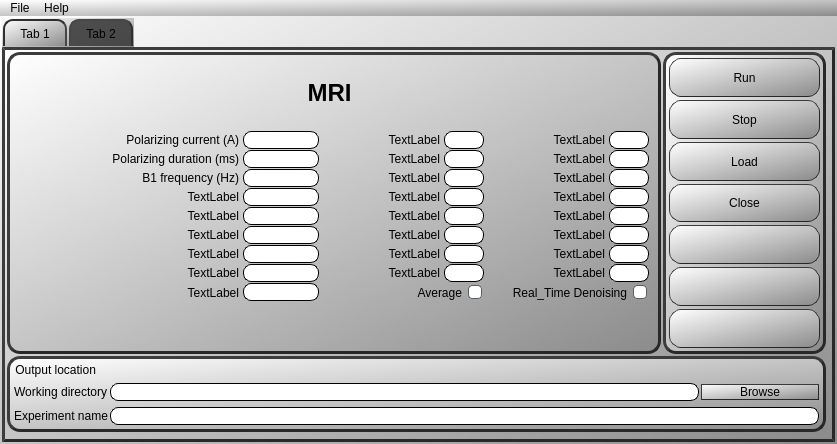
Old version of the form MRI/form.ui in the repository MMahdlouei/Qt_Class.
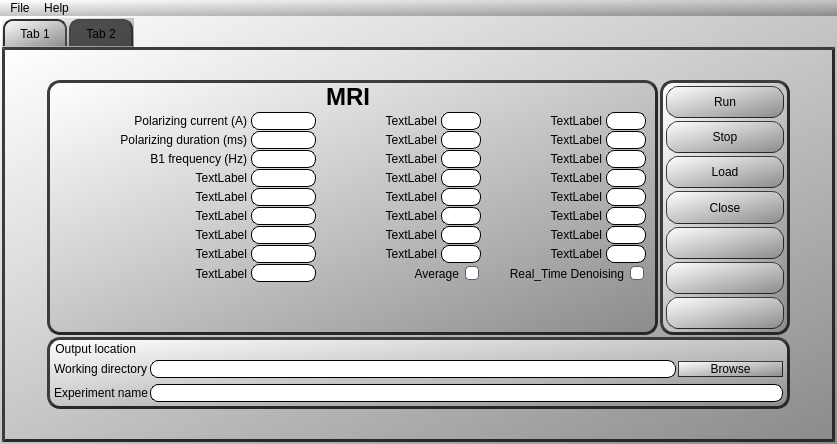
New version of the form. The open tabs and pages were chosen to show the change. Icons and pictures are not drawn. Custom widgets are drawn as their Qt base class.

The edit to the form file:
```diff
--- a/MRI/form.ui
+++ b/MRI/form.ui
@@ -333,7 +333,7 @@
 }</string>
   </property>
   <widget class="QWidget" name="centralwidget">
-   <layout class="QGridLayout" name="gridLayout_2">
+   <layout class="QGridLayout" name="gridLayout_2" rowstretch="0" columnstretch="0">
     <property name="leftMargin">
      <number>2</number>
     </property>
@@ -372,14 +372,14 @@
       <widget class="QWidget" name="tab">
        <property name="minimumSize">
         <size>
-         <width>823</width>
-         <height>384</height>
+         <width>0</width>
+         <height>0</height>
         </size>
        </property>
        <property name="maximumSize">
         <size>
-         <width>823</width>
-         <height>384</height>
+         <width>16777215</width>
+         <height>16777215</height>
         </size>
        </property>
        <property name="styleSheet">
@@ -391,7 +391,7 @@
        <attribute name="title">
         <string>Tab 1</string>
        </attribute>
-       <layout class="QGridLayout" name="gridLayout_3" rowstretch="4,1" columnstretch="4,1">
+       <layout class="QGridLayout" name="gridLayout_3" rowstretch="0,4,1,0" columnstretch="0,4,1,0">
         <property name="leftMargin">
          <number>2</number>
         </property>
@@ -407,8 +407,222 @@
         <property name="spacing">
          <number>2</number>
         </property>
-        <item row="1" column="0" colspan="2">
+        <item row="1" column="0">
+         <spacer name="horizontalSpacer">
+          <property name="orientation">
+           <enum>Qt::Horizontal</enum>
+          </property>
+          <property name="sizeHint" stdset="0">
+           <size>
+            <width>40</width>
+            <height>20</height>
+           </size>
+          </property>
+         </spacer>
+        </item>
+        <item row="1" column="3">
+         <spacer name="horizontalSpacer_2">
+          <property name="orientation">
+           <enum>Qt::Horizontal</enum>
+          </property>
+          <property name="sizeType">
+           <enum>QSizePolicy::Expanding</enum>
+          </property>
+          <property name="sizeHint" stdset="0">
+           <size>
+            <width>40</width>
+            <height>20</height>
+           </size>
+          </property>
+         </spacer>
+        </item>
+        <item row="3" column="1">
+         <spacer name="verticalSpacer">
+          <property name="orientation">
+           <enum>Qt::Vertical</enum>
+          </property>
+          <property name="sizeType">
+           <enum>QSizePolicy::Expanding</enum>
+          </property>
+          <property name="sizeHint" stdset="0">
+           <size>
+            <width>20</width>
+            <height>40</height>
+           </size>
+          </property>
+         </spacer>
+        </item>
+        <item row="1" column="2">
+         <widget class="QFrame" name="frame_3">
+          <property name="sizePolicy">
+           <sizepolicy hsizetype="Minimum" vsizetype="Minimum">
+            <horstretch>0</horstretch>
+            <verstretch>0</verstretch>
+           </sizepolicy>
+          </property>
+          <property name="minimumSize">
+           <size>
+            <width>130</width>
+            <height>0</height>
+           </size>
+          </property>
+          <property name="maximumSize">
+           <size>
+            <width>130</width>
+            <height>292</height>
+           </size>
+          </property>
+          <property name="frameShape">
+           <enum>QFrame::StyledPanel</enum>
+          </property>
+          <property name="frameShadow">
+           <enum>QFrame::Raised</enum>
+          </property>
+          <layout class="QVBoxLayout" name="verticalLayout">
+           <property name="spacing">
+            <number>3</number>
+           </property>
+           <property name="leftMargin">
+            <number>3</number>
+           </property>
+           <property name="topMargin">
+            <number>3</number>
+           </property>
+           <property name="rightMargin">
+            <number>3</number>
+           </property>
+           <property name="bottomMargin">
+            <number>3</number>
+           </property>
+           <item>
+            <widget class="QPushButton" name="btnrun">
+             <property name="sizePolicy">
+              <sizepolicy hsizetype="Minimum" vsizetype="Minimum">
+               <horstretch>0</horstretch>
+               <verstretch>0</verstretch>
+              </sizepolicy>
+             </property>
+             <property name="cursor">
+              <cursorShape>PointingHandCursor</cursorShape>
+             </property>
+             <property name="text">
+              <string>Run</string>
+             </property>
+            </widget>
+           </item>
+           <item>
+            <widget class="QPushButton" name="pushButton_2">
+             <property name="sizePolicy">
+              <sizepolicy hsizetype="Minimum" vsizetype="Minimum">
+               <horstretch>0</horstretch>
+               <verstretch>0</verstretch>
+              </sizepolicy>
+             </property>
+             <property name="cursor">
+              <cursorShape>PointingHandCursor</cursorShape>
+             </property>
+             <property name="text">
+              <string>Stop</string>
+             </property>
+            </widget>
+           </item>
+           <item>
+            <widget class="QPushButton" name="pushButton_3">
+             <property name="sizePolicy">
+              <sizepolicy hsizetype="Minimum" vsizetype="Minimum">
+               <horstretch>0</horstretch>
+               <verstretch>0</verstretch>
+              </sizepolicy>
+             </property>
+             <property name="cursor">
+              <cursorShape>PointingHandCursor</cursorShape>
+             </property>
+             <property name="text">
+              <string>Load</string>
+             </property>
+            </widget>
+           </item>
+           <item>
+            <widget class="QPushButton" name="pushButton_4">
+             <property name="sizePolicy">
+              <sizepolicy hsizetype="Minimum" vsizetype="Minimum">
+               <horstretch>0</horstretch>
+               <verstretch>0</verstretch>
+              </sizepolicy>
+             </property>
+             <property name="cursor">
+              <cursorShape>PointingHandCursor</cursorShape>
+             </property>
+             <property name="text">
+              <string>Close</string>
+             </property>
+            </widget>
+           </item>
+           <item>
+            <widget class="QPushButton" name="pushButton_5">
+             <property name="sizePolicy">
+              <sizepolicy hsizetype="Minimum" vsizetype="Minimum">
+               <horstretch>0</horstretch>
+               <verstretch>0</verstretch>
+              </sizepolicy>
+             </property>
+             <property name="cursor">
+              <cursorShape>PointingHandCursor</cursorShape>
+             </property>
+             <property name="text">
+              <string/>
+             </property>
+            </widget>
+           </item>
+           <item>
+            <widget class="QPushButton" name="pushButton_6">
+             <property name="sizePolicy">
+              <sizepolicy hsizetype="Minimum" vsizetype="Minimum">
+               <horstretch>0</horstretch>
+               <verstretch>0</verstretch>
+              </sizepolicy>
+             </property>
+             <property name="cursor">
+              <cursorShape>PointingHandCursor</cursorShape>
+             </property>
+             <property name="text">
+              <string/>
+             </property>
+            </widget>
+           </item>
+           <item>
+            <widget class="QPushButton" name="pushButton_7">
+             <property name="sizePolicy">
+              <sizepolicy hsizetype="Minimum" vsizetype="Minimum">
+               <horstretch>0</horstretch>
+               <verstretch>0</verstretch>
+              </sizepolicy>
+             </property>
+             <property name="cursor">
+              <cursorShape>PointingHandCursor</cursorShape>
+             </property>
+             <property name="text">
+              <string/>
+             </property>
+            </widget>
+           </item>
+          </layout>
+         </widget>
+        </item>
+        <item row="2" column="1" colspan="2">
          <widget class="QFrame" name="frame_2">
+          <property name="sizePolicy">
+           <sizepolicy hsizetype="Minimum" vsizetype="Minimum">
+            <horstretch>0</horstretch>
+            <verstretch>0</verstretch>
+           </sizepolicy>
+          </property>
+          <property name="maximumSize">
+           <size>
+            <width>819</width>
+            <height>86</height>
+           </size>
+          </property>
           <property name="styleSheet">
            <string notr="true"/>
           </property>
@@ -576,147 +790,20 @@
           </layout>
          </widget>
         </item>
-        <item row="0" column="1">
-         <widget class="QFrame" name="frame_3">
-          <property name="frameShape">
-           <enum>QFrame::StyledPanel</enum>
-          </property>
-          <property name="frameShadow">
-           <enum>QFrame::Raised</enum>
-          </property>
-          <layout class="QVBoxLayout" name="verticalLayout">
-           <property name="spacing">
-            <number>3</number>
-           </property>
-           <property name="leftMargin">
-            <number>3</number>
-           </property>
-           <property name="topMargin">
-            <number>3</number>
-           </property>
-           <property name="rightMargin">
-            <number>3</number>
-           </property>
-           <property name="bottomMargin">
-            <number>3</number>
-           </property>
-           <item>
-            <widget class="QPushButton" name="btnrun">
-             <property name="sizePolicy">
-              <sizepolicy hsizetype="Minimum" vsizetype="Minimum">
-               <horstretch>0</horstretch>
-               <verstretch>0</verstretch>
-              </sizepolicy>
-             </property>
-             <property name="cursor">
-              <cursorShape>PointingHandCursor</cursorShape>
-             </property>
-             <property name="text">
-              <string>Run</string>
-             </property>
-            </widget>
-           </item>
-           <item>
-            <widget class="QPushButton" name="pushButton_2">
-             <property name="sizePolicy">
-              <sizepolicy hsizetype="Minimum" vsizetype="Minimum">
-               <horstretch>0</horstretch>
-               <verstretch>0</verstretch>
-              </sizepolicy>
-             </property>
-             <property name="cursor">
-              <cursorShape>PointingHandCursor</cursorShape>
-             </property>
-             <property name="text">
-              <string>Stop</string>
-             </property>
-            </widget>
-           </item>
-           <item>
-            <widget class="QPushButton" name="pushButton_3">
-             <property name="sizePolicy">
-              <sizepolicy hsizetype="Minimum" vsizetype="Minimum">
-               <horstretch>0</horstretch>
-               <verstretch>0</verstretch>
-              </sizepolicy>
-             </property>
-             <property name="cursor">
-              <cursorShape>PointingHandCursor</cursorShape>
-             </property>
-             <property name="text">
-              <string>Load</string>
-             </property>
-            </widget>
-           </item>
-           <item>
-            <widget class="QPushButton" name="pushButton_4">
-             <property name="sizePolicy">
-              <sizepolicy hsizetype="Minimum" vsizetype="Minimum">
-               <horstretch>0</horstretch>
-               <verstretch>0</verstretch>
-              </sizepolicy>
-             </property>
-             <property name="cursor">
-              <cursorShape>PointingHandCursor</cursorShape>
-             </property>
-             <property name="text">
-              <string>Close</string>
-             </property>
-            </widget>
-           </item>
-           <item>
-            <widget class="QPushButton" name="pushButton_5">
-             <property name="sizePolicy">
-              <sizepolicy hsizetype="Minimum" vsizetype="Minimum">
-               <horstretch>0</horstretch>
-               <verstretch>0</verstretch>
-              </sizepolicy>
-             </property>
-             <property name="cursor">
-              <cursorShape>PointingHandCursor</cursorShape>
-             </property>
-             <property name="text">
-              <string/>
-             </property>
-            </widget>
-           </item>
-           <item>
-            <widget class="QPushButton" name="pushButton_6">
-             <property name="sizePolicy">
-              <sizepolicy hsizetype="Minimum" vsizetype="Minimum">
-               <horstretch>0</horstretch>
-               <verstretch>0</verstretch>
-              </sizepolicy>
-             </property>
-             <property name="cursor">
-              <cursorShape>PointingHandCursor</cursorShape>
-             </property>
-             <property name="text">
-              <string/>
-             </property>
-            </widget>
-           </item>
-           <item>
-            <widget class="QPushButton" name="pushButton_7">
-             <property name="sizePolicy">
-              <sizepolicy hsizetype="Minimum" vsizetype="Minimum">
-               <horstretch>0</horstretch>
-               <verstretch>0</verstretch>
-              </sizepolicy>
-             </property>
-             <property name="cursor">
-              <cursorShape>PointingHandCursor</cursorShape>
-             </property>
-             <property name="text">
-              <string/>
-             </property>
-            </widget>
-           </item>
-          </layout>
-         </widget>
-        </item>
-        <item row="0" column="0">
+        <item row="1" column="1">
          <widget class="QFrame" name="frame">
+          <property name="sizePolicy">
+           <sizepolicy hsizetype="Minimum" vsizetype="Minimum">
+            <horstretch>0</horstretch>
+            <verstretch>0</verstretch>
+           </sizepolicy>
+          </property>
+          <property name="maximumSize">
+           <size>
+            <width>687</width>
+            <height>292</height>
+           </size>
+          </property>
           <property name="styleSheet">
            <string notr="true"/>
           </property>
@@ -1918,6 +2005,19 @@
           </layout>
          </widget>
         </item>
+        <item row="0" column="1">
+         <spacer name="verticalSpacer_2">
+          <property name="orientation">
+           <enum>Qt::Vertical</enum>
+          </property>
+          <property name="sizeHint" stdset="0">
+           <size>
+            <width>20</width>
+            <height>40</height>
+           </size>
+          </property>
+         </spacer>
+        </item>
        </layout>
       </widget>
       <widget class="QWidget" name="tab_2">
@@ -2008,6 +2108,14 @@
    </property>
   </action>
  </widget>
+ <customwidgets>
+  <customwidget>
+   <class>PlotWidget</class>
+   <extends>QWidget</extends>
+   <header location="global">pyqtgraph</header>
+   <container>1</container>
+  </customwidget>
+ </customwidgets>
  <resources/>
  <connections/>
 </ui>
```
Left out of the diff: 17 changed lines with no effect on the pictures.
